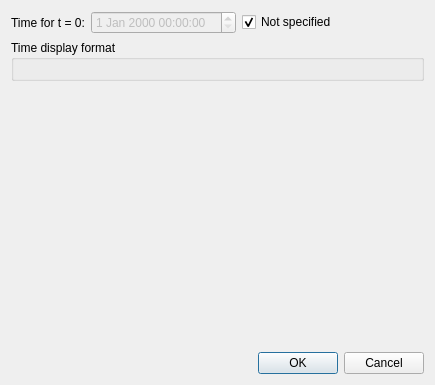
This is libs/guicore/project/projecttimesettingdialog.ui in i-RIC/prepost-gui as Qt 5 draws it before an edit. The edited form follows.
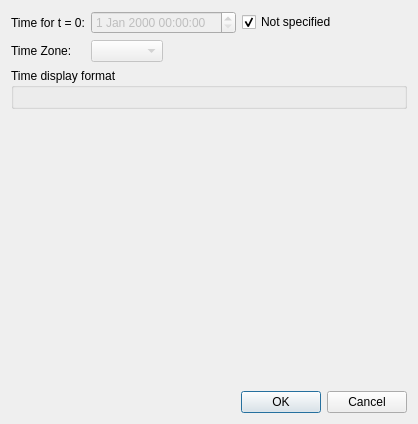
This is the edited form. Custom widgets are drawn as their Qt base class.

What changed in the file:
```diff
--- a/libs/guicore/project/projecttimesettingdialog.ui
+++ b/libs/guicore/project/projecttimesettingdialog.ui
@@ -6,8 +6,8 @@
    <rect>
     <x>0</x>
     <y>0</y>
-    <width>435</width>
-    <height>385</height>
+    <width>418</width>
+    <height>424</height>
    </rect>
   </property>
   <property name="windowTitle">
@@ -15,14 +15,16 @@
   </property>
   <layout class="QVBoxLayout" name="verticalLayout_2">
    <item>
-    <layout class="QHBoxLayout" name="horizontalLayout">
-     <item>
-      <widget class="QLabel" name="label">
+    <layout class="QGridLayout" name="gridLayout">
+     <item row="0" column="0">
+      <widget class="QLabel" name="timeLabel">
        <property name="text">
         <string>Time for t = 0:</string>
        </property>
       </widget>
      </item>
+     <item row="0" column="1">
+      <layout class="QHBoxLayout" name="horizontalLayout_2">
      <item>
       <widget class="QDateTimeEdit" name="zeroTimeEdit">
        <property name="enabled">
@@ -55,6 +57,39 @@
      </item>
     </layout>
    </item>
+     <item row="1" column="0">
+      <widget class="QLabel" name="timeZoneLabel">
+       <property name="text">
+        <string>Time Zone:</string>
+       </property>
+      </widget>
+     </item>
+     <item row="1" column="1">
+      <layout class="QHBoxLayout" name="horizontalLayout">
+       <item>
+        <widget class="QTimeZoneSelectComboBox" name="timeZoneComboBox">
+         <property name="enabled">
+          <bool>false</bool>
+         </property>
+        </widget>
+       </item>
+       <item>
+        <spacer name="horizontalSpacer_2">
+         <property name="orientation">
+          <enum>Qt::Horizontal</enum>
+         </property>
+         <property name="sizeHint" stdset="0">
+          <size>
+           <width>40</width>
+           <height>20</height>
+          </size>
+         </property>
+        </spacer>
+       </item>
+      </layout>
+     </item>
+    </layout>
+   </item>
    <item>
     <widget class="QGroupBox" name="timeDisplayFormatGroupBox">
      <property name="title">
@@ -99,6 +134,11 @@
    <header>guibase/timeformat/timeformateditwidget.h</header>
    <container>1</container>
   </customwidget>
+  <customwidget>
+   <class>QTimeZoneSelectComboBox</class>
+   <extends>QComboBox</extends>
+   <header>misc/qtimezoneselectcombobox.h</header>
+  </customwidget>
  </customwidgets>
  <resources/>
  <connections>
```
Left out of the diff: 28 changed lines with no effect on the pictures. Lines whose indentation alone changed are shown as unchanged.
